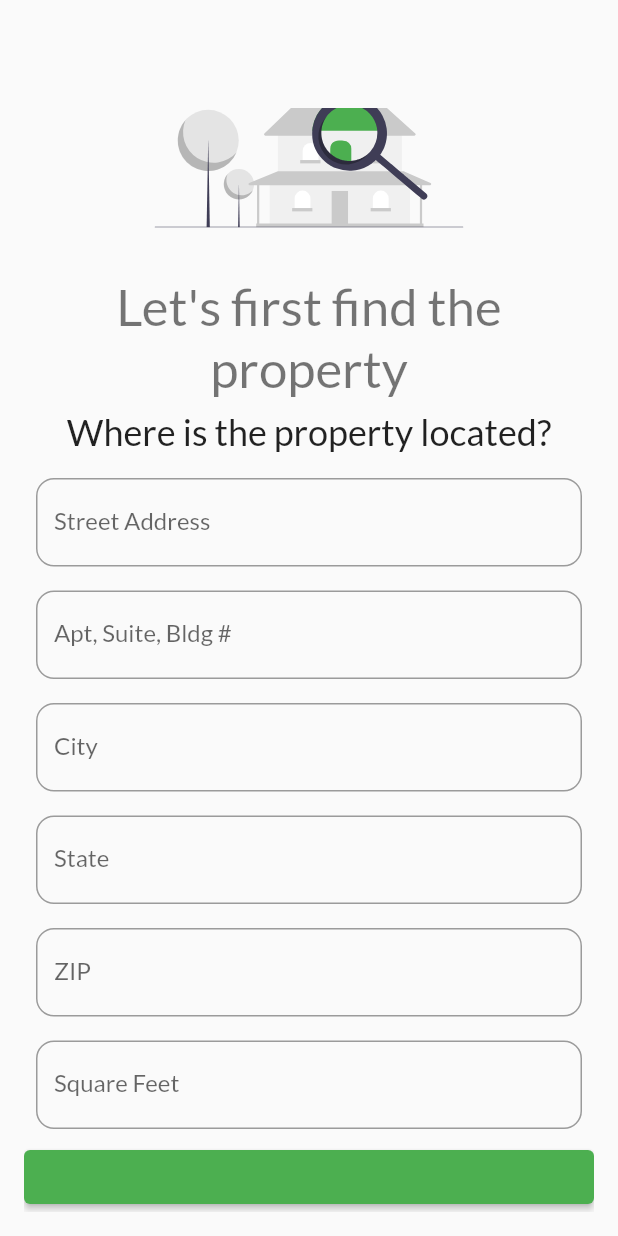
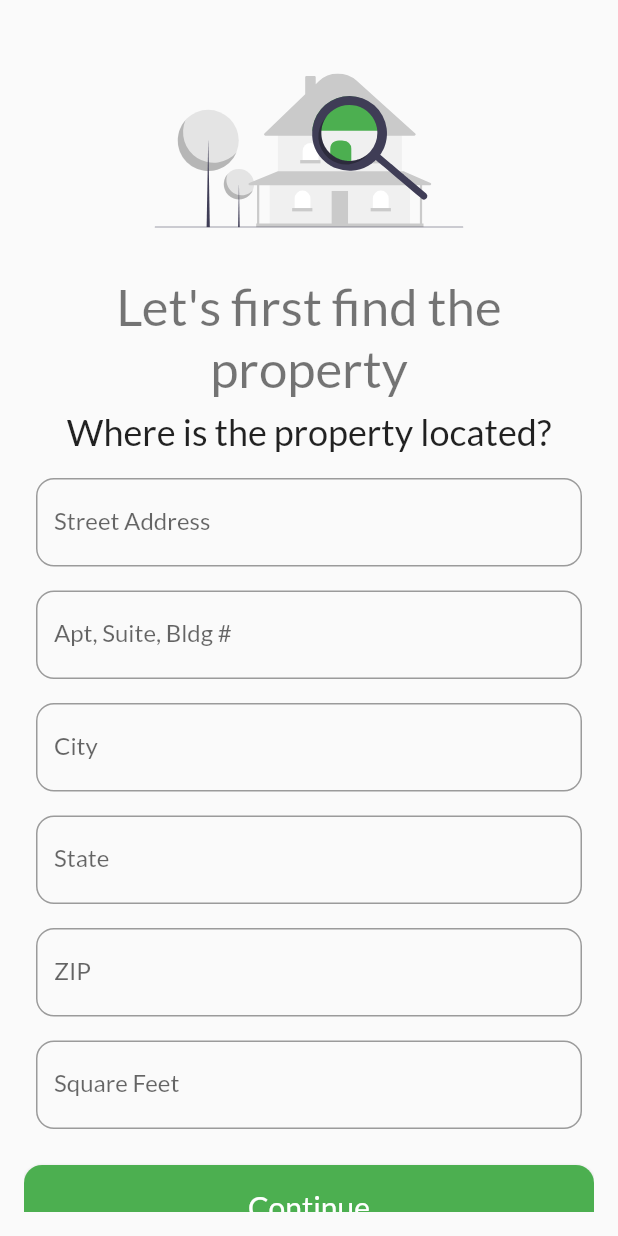
Before and after one commit to aawhitfield/calculators, a Flutter app: the screen it shows after launch, scrolled down 109 dp, on a phone screen of 412 x 824 dp. Run offline on Flutter 3.47's test engine with Material 2 defaults, Android fonts, the phone set to English and light mode, and no system bars; our stand-ins replace flutter_svg, get, google_fonts.

Commit message:
adds get package refactors all address textfields into their own widget

```diff
--- /dev/null
+++ b/lib/address_form.dart
@@ -0,0 +1,44 @@
+import 'package:calculators/my_text_field.dart';
+import 'package:flutter/material.dart';
+
+class AddressForm extends StatelessWidget {
+  const AddressForm({
+    Key? key,
+    required this.width,
+  }) : super(key: key);
+
+  final double width;
+
+  @override
+  Widget build(BuildContext context) {
+    return Align(
+      alignment: Alignment.center,
+      child: SizedBox(
+        width: width,
+        child: Column(
+          children: const [
+            MyTextField(
+              labelText: 'Street Address',
+            ),
+            MyTextField(
+              labelText: 'Apt, Suite, Bldg #',
+            ),
+            MyTextField(
+              labelText: 'City',
+            ),
+            MyTextField(
+              labelText: 'State',
+            ),
+            MyTextField(
+              labelText: 'ZIP',
+            ),
+            MyTextField(
+              labelText: 'Square Feet',
+            ),
+            SizedBox(height: 16),
+          ],
+        ),
+      ),
+    );
+  }
+}
--- a/lib/home.dart
+++ b/lib/home.dart
@@ -1,7 +1,9 @@
-import 'package:calculators/my_text_field.dart';
+import 'package:calculators/address_form.dart';
+import 'package:calculators/my_elevated_button.dart';
 import 'package:flutter/material.dart';
 import 'package:flutter/services.dart';
 import 'package:flutter_svg/flutter_svg.dart';
+import 'package:get/get.dart';
 
 class MyHomePage extends StatefulWidget {
   const MyHomePage({Key? key, required this.title}) : super(key: key);
@@ -15,17 +17,35 @@ class MyHomePage extends StatefulWidget {
 class _MyHomePageState extends State<MyHomePage> {
   @override
   Widget build(BuildContext context) {
+    double width = context.isTablet
+        ? MediaQuery.of(context).size.width * 0.5
+        : MediaQuery.of(context).size.width;
+
+    TextStyle? headline = context.isTablet
+        ? Theme.of(context).textTheme.headline2
+        : Theme.of(context).textTheme.headline3;
+
+    TextStyle? header = context.isTablet
+        ? Theme.of(context).textTheme.headline3
+        : Theme.of(context).textTheme.headline4;
+
+    TextStyle? subhead = context.isTablet
+        ? Theme.of(context).textTheme.headline4
+        : Theme.of(context).textTheme.headline5;
+
     return Scaffold(
+      extendBodyBehindAppBar: true,
       appBar: AppBar(
         backgroundColor: Colors.transparent,
         elevation: 0,
-        systemOverlayStyle: const SystemUiOverlayStyle(
+        systemOverlayStyle: SystemUiOverlayStyle(
           systemNavigationBarColor: Colors.transparent,
-          statusBarColor: Colors.transparent,
-          statusBarIconBrightness: Brightness.dark,
+          statusBarColor: Colors.green.shade500,
+          statusBarIconBrightness: Brightness.light,
         ),
       ),
       body: SafeArea(
+        top: false,
         child: Padding(
           padding: const EdgeInsets.all(16.0),
           child: ListView(
@@ -33,7 +53,7 @@ class _MyHomePageState extends State<MyHomePage> {
             children: <Widget>[
               Text(
                 'Residential REI',
-                style: Theme.of(context).textTheme.headline3,
+                style: headline,
               ),
               const SizedBox(height: 32),
               SvgPicture.asset(
@@ -43,26 +63,19 @@ class _MyHomePageState extends State<MyHomePage> {
               const SizedBox(height: 32),
               Text(
                 'Let\'s first find the property',
-                style: Theme.of(context).textTheme.headline4,
+                style: header,
                 textAlign: TextAlign.center,
               ),
               const SizedBox(height: 8),
               Text(
                 'Where is the property located?',
-                style: Theme.of(context).textTheme.headline5,
+                style: subhead,
                 textAlign: TextAlign.center,
               ),
               const SizedBox(height: 8),
-              const MyTextField(labelText: 'Street Address',),
-              const MyTextField(labelText: 'Apt, Suite, Bldg #',),
-              const MyTextField(labelText: 'City',),
-              const MyTextField(labelText: 'State',),
-              const MyTextField(labelText: 'ZIP',),
-              const MyTextField(labelText: 'Square Feet',),
-              ElevatedButton(
-                onPressed: () {},
-                child: null,
-              ),
+              AddressForm(width: width),
+              MyElevatedButton(width: width),
+              const SizedBox(height: 16),
             ],
           ),
         ),
--- /dev/null
+++ b/lib/my_elevated_button.dart
@@ -0,0 +1,33 @@
+import 'package:flutter/material.dart';
+
+class MyElevatedButton extends StatelessWidget {
+  const MyElevatedButton({
+    Key? key,
+    required this.width,
+  }) : super(key: key);
+
+  final double width;
+
+  @override
+  Widget build(BuildContext context) {
+    return Align(
+      alignment: Alignment.center,
+      child: SizedBox(
+        width: width,
+        child: ElevatedButton(
+          style: ButtonStyle(
+              shape: MaterialStateProperty.all(RoundedRectangleBorder(
+                  borderRadius: BorderRadius.circular(12)))),
+          onPressed: () {},
+          child: const Padding(
+            padding: EdgeInsets.all(16.0),
+            child: Text(
+              'Continue',
+              style: TextStyle(fontSize: 20),
+            ),
+          ),
+        ),
+      ),
+    );
+  }
+}
--- a/pubspec.yaml
+++ b/pubspec.yaml
@@ -35,6 +35,7 @@ dependencies:
   # Use with the CupertinoIcons class for iOS style icons.
   cupertino_icons: ^1.0.4
   flutter_svg: ^0.23.0+1
+  get: ^4.3.8
   google_fonts: ^2.1.0
 
 dev_dependencies:
```
Also changed, not shown: pubspec.lock.
